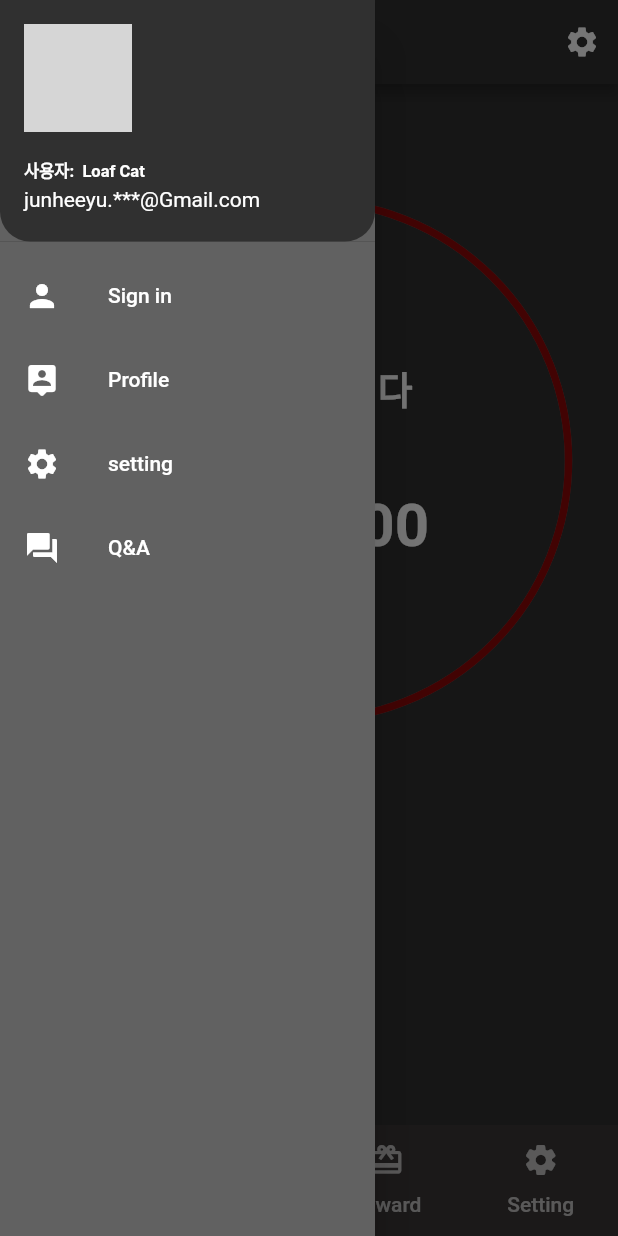
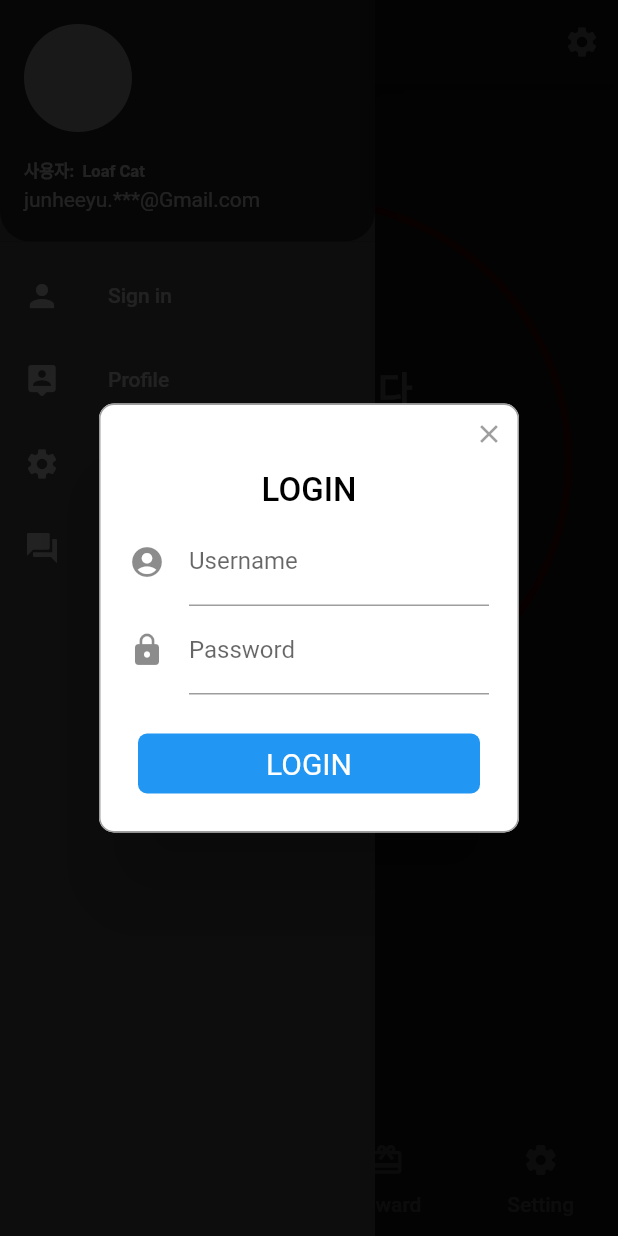
Before and after one commit to YuJunhee/CAPSTONE-DESIGN-TIMER-SW-DEVELOP, a Flutter app: the screen it shows after launch, in the side drawer, after a tap on "Sign in", on a phone screen of 412 x 824 dp. Run offline on Flutter 3.47's test engine with Material 2 defaults, Android fonts, the phone set to English and light mode, and no system bars; drawn by our look-alikes of rflutter_alert; our stand-ins replace table_calendar; grey boxes are pictures that could not be loaded.

```diff
--- a/lib/main.dart
+++ b/lib/main.dart
@@ -1,4 +1,5 @@
 import 'package:flutter/material.dart';
+import 'package:rflutter_alert/rflutter_alert.dart';
 
 import './ui/calendar/calendar.dart';
 import './ui/rewards/reward.dart';
@@ -146,6 +147,36 @@ class MyTabsState extends State<MyTabs> with SingleTickerProviderStateMixin {
                   ),
                   onTap: () {
                     print("Sign in is clicked");
+                    Alert(
+                        context: context,
+                        title: "LOGIN",
+                        content: Column(
+                          children: <Widget>[
+                            TextField(
+                              decoration: InputDecoration(
+                                icon: Icon(Icons.account_circle),
+                                labelText: 'Username',
+                              ),
+                            ),
+                            TextField(
+                              obscureText: true,
+                              decoration: InputDecoration(
+                                icon: Icon(Icons.lock),
+                                labelText: 'Password',
+                              ),
+                            ),
+                          ],
+                        ),
+                        buttons: [
+                          DialogButton(
+                            onPressed: () => Navigator.pop(context),
+                            child: Text(
+                              "LOGIN",
+                              style:
+                                  TextStyle(color: Colors.white, fontSize: 20),
+                            ),
+                          )
+                        ]).show();
                   },
                   //trailing: Icon(Icons.add),
                 ),
```
